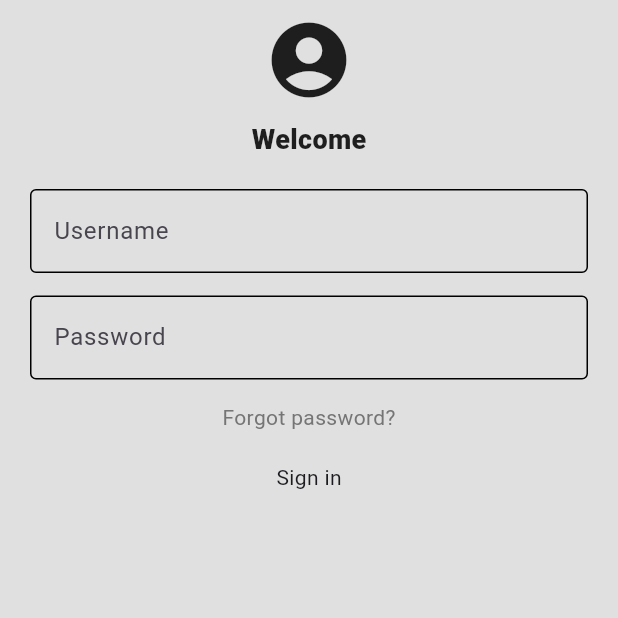
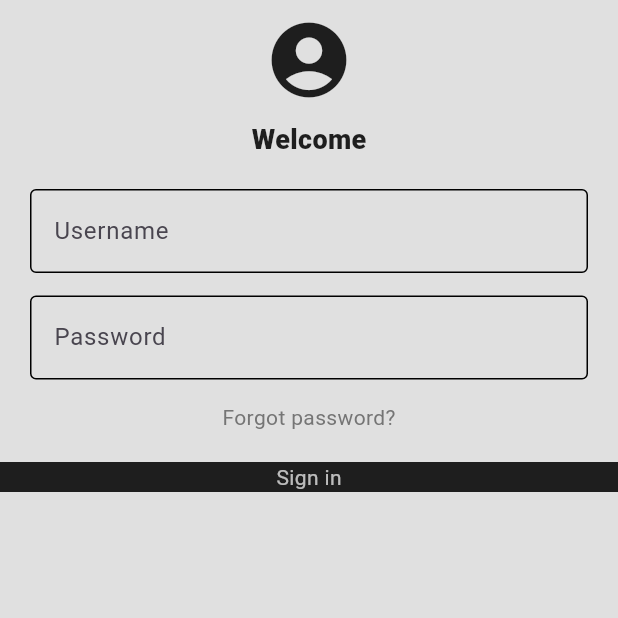
Before and after one commit to Priyom-17/EmergencyAPP, a Flutter app: the screen it shows after launch, on a phone screen of 412 x 824 dp, the top half of it. Run offline on Flutter 3.47's test engine with Material 3 defaults, Android fonts, the phone set to English and light mode, and no system bars.

Commit message:
sign in box

```diff
--- a/lib/comp/my_button.dart
+++ b/lib/comp/my_button.dart
@@ -6,9 +6,11 @@ class MyButton extends StatelessWidget {
   @override
   Widget build(BuildContext context) {
     return Container(
+      decoration: BoxDecoration(color: Colors.black87),
       child: Center(
         child: Text(
-          "Sign in"
+          "Sign in",
+          style: TextStyle(color: Colors.white70),
         ),
       ),
     );
```
